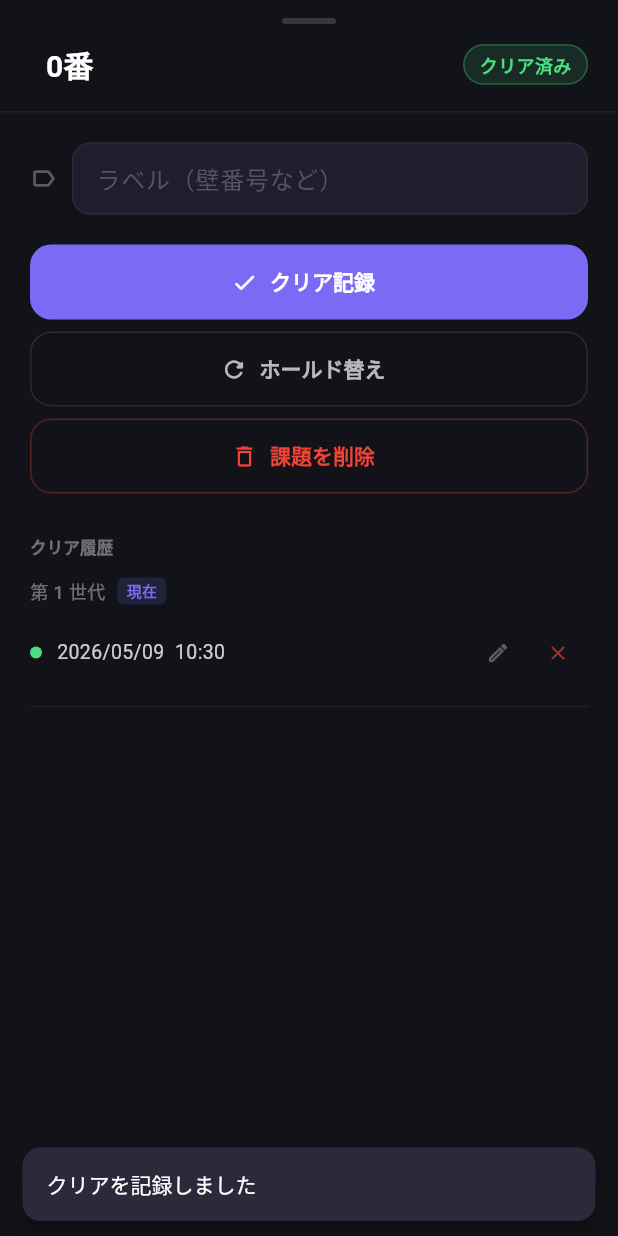
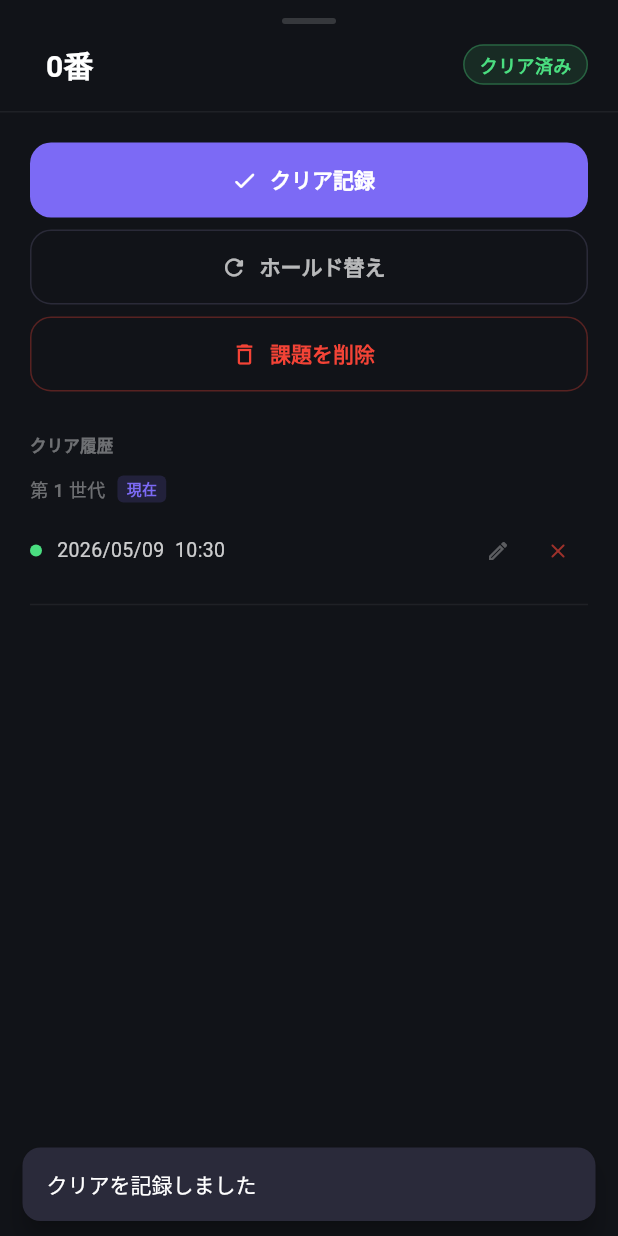
Before and after one commit to daishironishida/bouldering, a Flutter app: the ProblemDetailSheet widget shown alone on an empty page, opened directly with empty values, after a tap on "課題を追加", after a tap on "クリア記録", on a phone screen of 412 x 824 dp. Run offline on Flutter 3.47's test engine with Material 3 defaults, Android fonts, the phone set to English and light mode, and no system bars; our stand-ins replace flutter_riverpod, freezed_annotation, go_router, hive, hive_flutter; accounts and stored records are empty.

Commit message:
Remove label field, use area as the single location tag
Per review comment: label was always intended to be the area.
Removed Generation.label, _LabelEditor widget, and updateLabel().
Area chip selector now serves as the sole way to tag a problem location.

https://claude.ai/code/session_014hGMM4f9MNgC2nfQNfiPhk

```diff
--- a/lib/core/models/generation.dart
+++ b/lib/core/models/generation.dart
@@ -11,7 +11,6 @@ class Generation with _$Generation {
     required String id,
     required int order,
     required bool isActive,
-    String? label,
     String? area,
     required DateTime createdAt,
     @Default([]) List<ClearLog> clearLogs,
--- a/lib/features/problem_detail/problem_detail_sheet.dart
+++ b/lib/features/problem_detail/problem_detail_sheet.dart
@@ -89,17 +89,14 @@ class ProblemDetailSheet extends ConsumerWidget {
                 padding: const EdgeInsets.fromLTRB(20, 20, 20, 32),
                 children: [
                   if (active != null) ...[
-                    _LabelEditor(
-                        problemKey: _key, currentLabel: active.label),
                     if (gymAreas.isNotEmpty) ...[
-                      const SizedBox(height: 12),
                       _AreaSelector(
                         problemKey: _key,
                         areas: gymAreas,
                         selectedArea: active.area,
                       ),
+                      const SizedBox(height: 20),
                     ],
-                    const SizedBox(height: 20),
                   ],
                   _ActionButtons(
                     problemKey: _key,
@@ -187,79 +184,6 @@ class _StatusChip extends StatelessWidget {
   }
 }
 
-class _LabelEditor extends ConsumerStatefulWidget {
-  const _LabelEditor({required this.problemKey, required this.currentLabel});
-  final ProblemKey problemKey;
-  final String? currentLabel;
-
-  @override
-  ConsumerState<_LabelEditor> createState() => _LabelEditorState();
-}
-
-class _LabelEditorState extends ConsumerState<_LabelEditor> {
-  late final TextEditingController _controller;
-  bool _editing = false;
-
-  @override
-  void initState() {
-    super.initState();
-    _controller = TextEditingController(text: widget.currentLabel ?? '');
-  }
-
-  @override
-  void didUpdateWidget(_LabelEditor old) {
-    super.didUpdateWidget(old);
-    if (old.currentLabel != widget.currentLabel && !_editing) {
-      _controller.text = widget.currentLabel ?? '';
-    }
-  }
-
-  @override
-  void dispose() {
-    _controller.dispose();
-    super.dispose();
-  }
-
-  @override
-  Widget build(BuildContext context) {
-    return Row(
-      children: [
-        Icon(Icons.label_outline, size: 18, color: Colors.white.withAlpha(80)),
-        const SizedBox(width: 10),
-        Expanded(
-          child: TextField(
-            controller: _controller,
-            decoration: const InputDecoration(
-              hintText: 'ラベル（壁番号など）',
-              isDense: true,
-            ),
-            onTap: () => setState(() => _editing = true),
-            onSubmitted: (_) => _save(),
-            onTapOutside: (_) {
-              if (_editing) _save();
-            },
-          ),
-        ),
-        if (_editing) ...[
-          const SizedBox(width: 8),
-          IconButton(
-            icon: const Icon(Icons.check_rounded,
-                color: Color(0xFF4ADE80), size: 20),
-            onPressed: _save,
-          ),
-        ],
-      ],
-    );
-  }
-
-  void _save() {
-    ref
-        .read(problemDetailProvider(widget.problemKey).notifier)
-        .updateLabel(_controller.text);
-    setState(() => _editing = false);
-    FocusScope.of(context).unfocus();
-  }
-}
 
 class _AreaSelector extends ConsumerWidget {
   const _AreaSelector({
```
Also changed, not shown: lib/features/grid/widgets/grid_cell.dart (+0 -19 lines), lib/features/problem_detail/problem_detail_provider.dart (+0 -13 lines), lib/core/models/generation.freezed.dart, lib/core/models/generation.g.dart.
